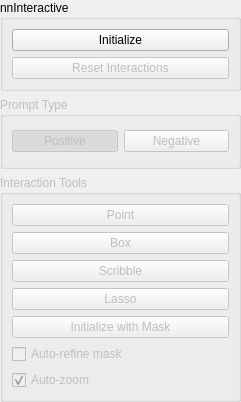
Old version of the form Modules/PythonSegmentationUI/src/QmitknnInteractiveToolGUI.ui in the repository MITK/MITK.
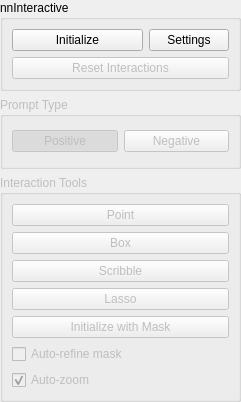
New version of the form. Icons and pictures are not drawn.

Commit message:
Add preferences for nnInteractive
The preferences allow to override the PyTorch backend as well as
nnInteractive's model checkpoint.

```diff
--- a/Modules/PythonSegmentationUI/src/QmitknnInteractiveToolGUI.ui
+++ b/Modules/PythonSegmentationUI/src/QmitknnInteractiveToolGUI.ui
@@ -30,7 +30,15 @@
      </property>
      <layout class="QVBoxLayout" name="verticalLayout_2">
       <item>
+       <layout class="QHBoxLayout" name="horizontalLayout_2">
+        <item>
        <widget class="QPushButton" name="initializeButton">
+          <property name="sizePolicy">
+           <sizepolicy hsizetype="Minimum" vsizetype="Fixed">
+            <horstretch>1</horstretch>
+            <verstretch>0</verstretch>
+           </sizepolicy>
+          </property>
         <property name="text">
          <string>Initialize</string>
         </property>
@@ -38,6 +46,15 @@
          <bool>true</bool>
         </property>
        </widget>
+        </item>
+        <item>
+         <widget class="QPushButton" name="settingsButton">
+          <property name="text">
+           <string>Settings</string>
+          </property>
+         </widget>
+        </item>
+       </layout>
       </item>
       <item>
        <widget class="QPushButton" name="resetButton">
```
Lines whose indentation alone changed are shown as unchanged. The commit also changes 9 other files.
